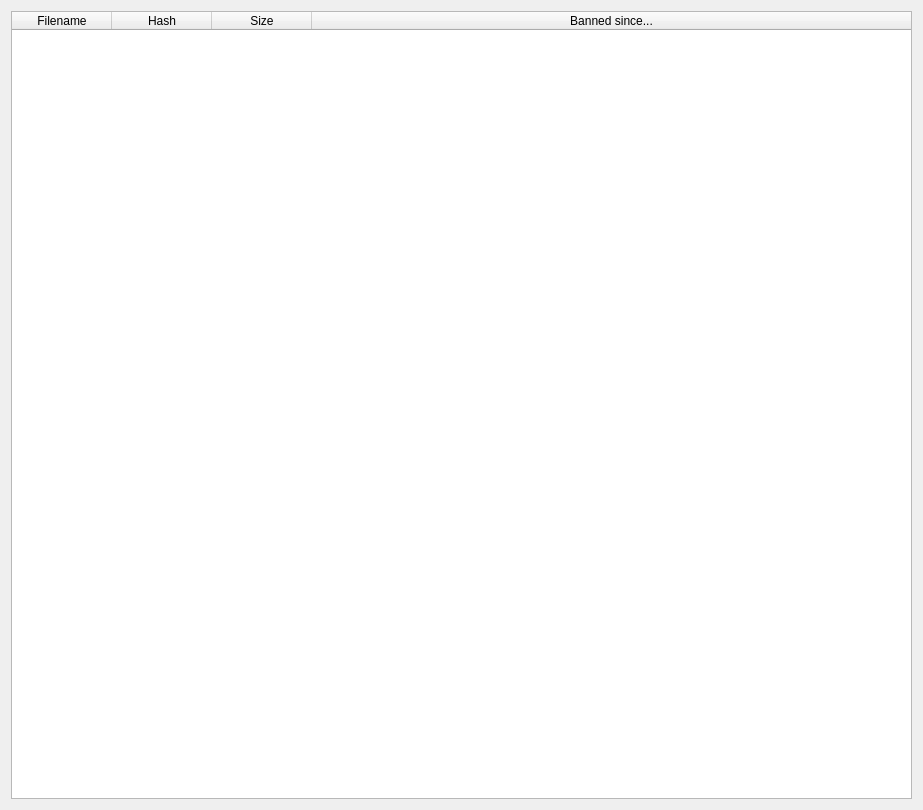
Above: retroshare-gui/src/gui/FileTransfer/BannedFilesDialog.ui from RetroShare/RetroShare before the change. Below: the same form after it.
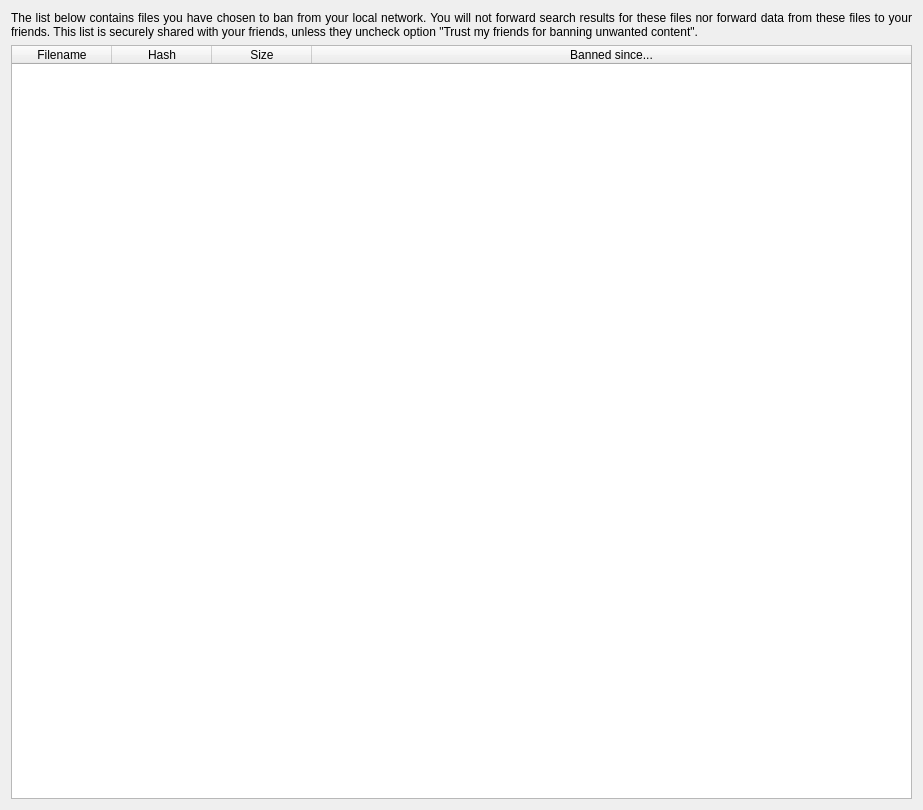
That is the form after the change.

Commit message: added context menu and removal feature for banned files

What changed in the file:
```diff
--- a/retroshare-gui/src/gui/FileTransfer/BannedFilesDialog.ui
+++ b/retroshare-gui/src/gui/FileTransfer/BannedFilesDialog.ui
@@ -10,12 +10,34 @@
     <height>810</height>
    </rect>
   </property>
-  <layout class="QHBoxLayout" name="horizontalLayout">
+  <layout class="QVBoxLayout" name="verticalLayout">
+   <item>
+    <widget class="QLabel" name="label">
+     <property name="text">
+      <string>&lt;html&gt;&lt;head/&gt;&lt;body&gt;&lt;p&gt;The list below contains files you have chosen to ban from your local network. You will not forward search results for these files nor forward data from these files to your friends. This list is securely shared with your friends, unless they uncheck option &amp;quot;Trust my friends for banning unwanted content&amp;quot;.&lt;/p&gt;&lt;/body&gt;&lt;/html&gt;</string>
+     </property>
+     <property name="alignment">
+      <set>Qt::AlignJustify|Qt::AlignVCenter</set>
+     </property>
+     <property name="wordWrap">
+      <bool>true</bool>
+     </property>
+    </widget>
+   </item>
    <item>
     <widget class="QTableWidget" name="bannedFiles_TW">
+     <property name="contextMenuPolicy">
+      <enum>Qt::CustomContextMenu</enum>
+     </property>
+     <property name="sortingEnabled">
+      <bool>true</bool>
+     </property>
      <attribute name="horizontalHeaderStretchLastSection">
       <bool>true</bool>
      </attribute>
+     <attribute name="verticalHeaderVisible">
+      <bool>false</bool>
+     </attribute>
      <column>
       <property name="text">
        <string>Filename</string>
```
Left out of the diff: 5 changed lines with no effect on the pictures. The commit also changes 2 other files.
